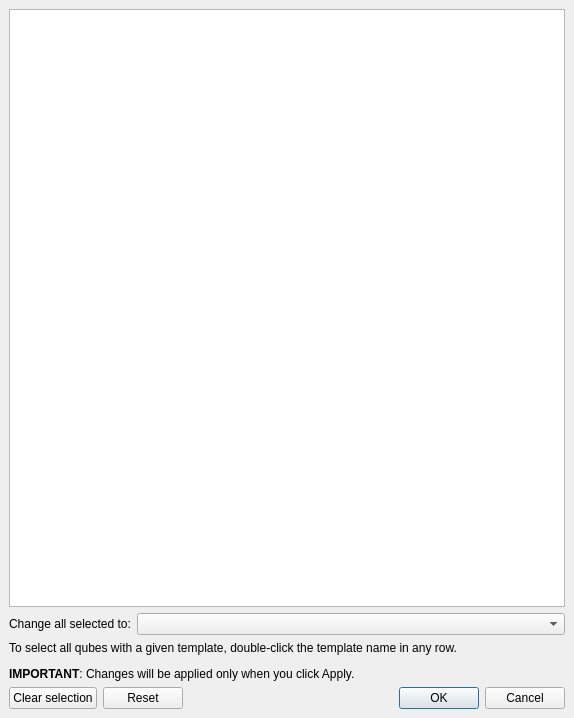
Old version of the form ui/templatemanager.ui in the repository QubesOS/qubes-manager.
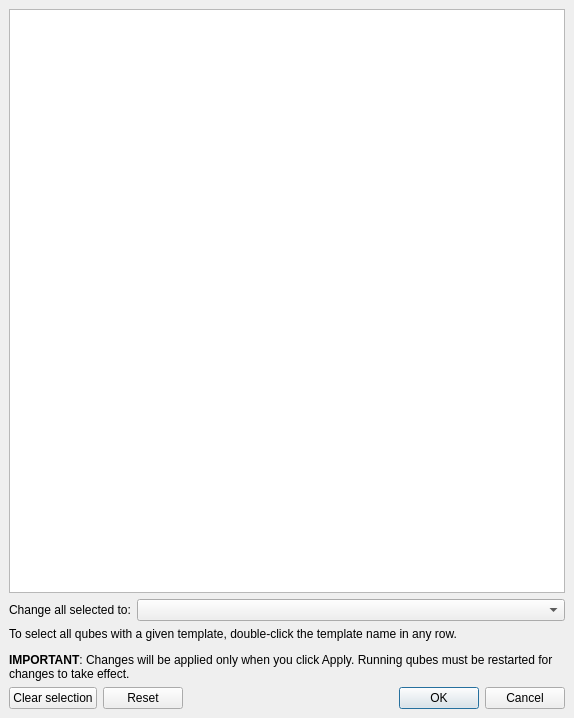
New version of the form.

Commit message: Switcher: Support deferred template

```diff
--- a/ui/templatemanager.ui
+++ b/ui/templatemanager.ui
@@ -90,7 +90,7 @@
       <item>
        <widget class="QLabel" name="label">
         <property name="text">
-         <string>&lt;html&gt;&lt;head/&gt;&lt;body&gt;&lt;p&gt;To select all qubes with a given template, double-click the template name in any row.&lt;/p&gt;&lt;p&gt;&lt;span style=&quot; font-weight:600;&quot;&gt;IMPORTANT&lt;/span&gt;: Changes will be applied only when you click Apply.&lt;/p&gt;&lt;/body&gt;&lt;/html&gt;</string>
+         <string>&lt;html&gt;&lt;head/&gt;&lt;body&gt;&lt;p&gt;To select all qubes with a given template, double-click the template name in any row.&lt;/p&gt;&lt;p&gt;&lt;span style=&quot; font-weight:600;&quot;&gt;IMPORTANT&lt;/span&gt;: Changes will be applied only when you click Apply. Running qubes must be restarted for changes to take effect.&lt;/p&gt;&lt;/body&gt;&lt;/html&gt;</string>
         </property>
         <property name="wordWrap">
          <bool>true</bool>
```
The commit also changes 1 other file.
